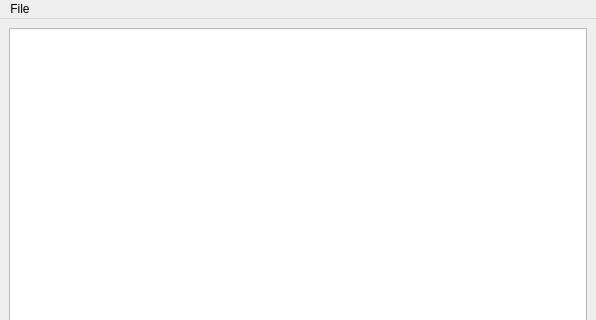
Qt form UIFiles/ui1.ui (lcmcninch/MileageTracker) before a commit; both pictures show x 0 to 596 and y 0 to 320 of the 596 by 573 pixel window.
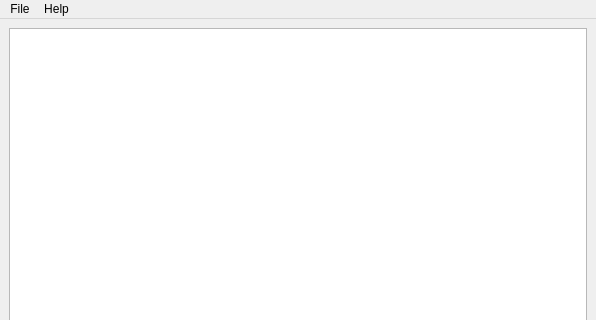
The same form after that commit.

Commit message: Added Help menu and About action along with associated slot and connection.

```diff
--- a/UIFiles/ui1.ui
+++ b/UIFiles/ui1.ui
@@ -35,7 +35,14 @@
     </property>
     <addaction name="actionClose"/>
    </widget>
+   <widget class="QMenu" name="menuHelp">
+    <property name="title">
+     <string>Help</string>
+    </property>
+    <addaction name="actionAbout"/>
+   </widget>
    <addaction name="menuFile"/>
+   <addaction name="menuHelp"/>
   </widget>
   <widget class="QStatusBar" name="statusbar"/>
   <action name="actionClose">
```
Left out of the diff: 12 changed lines with no effect on the pictures. The commit also changes 1 other file.
